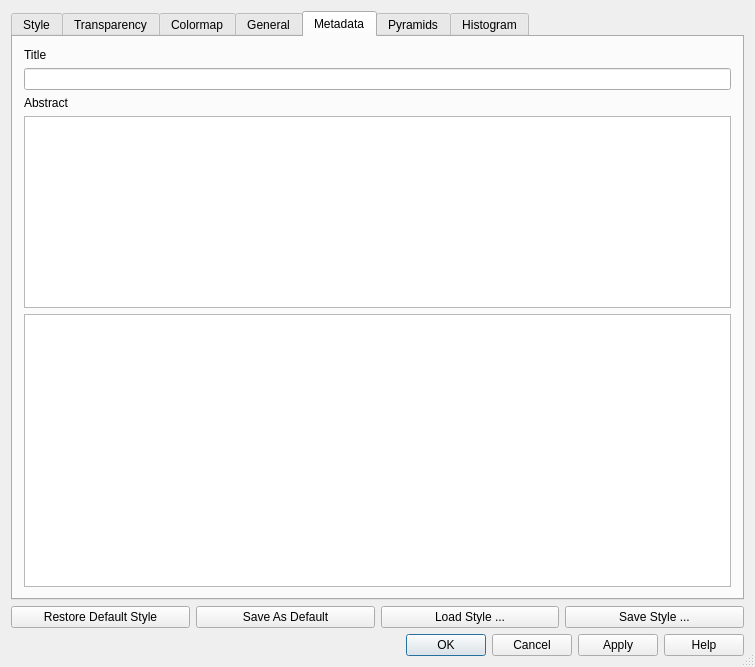
Before: the Qt Designer form src/ui/qgsrasterlayerpropertiesbase.ui in qgis/QGIS, drawn with Qt 5.
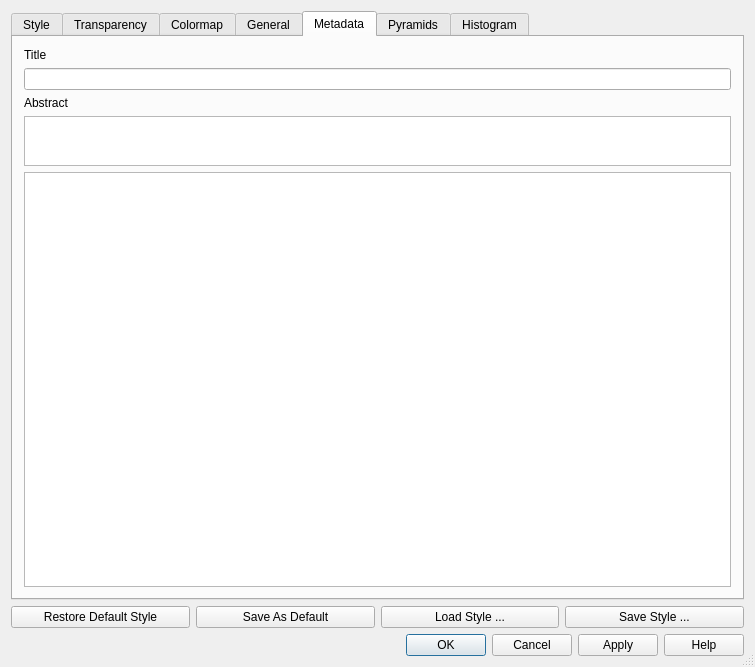
After: the same form once the commit is applied. The open tabs and pages were chosen to show the change. Icons and pictures are not drawn. Custom widgets are drawn as their Qt base class.

Commit message: Better layout for abstract text edits

The edit to the form file:
```diff
--- a/src/ui/qgsrasterlayerpropertiesbase.ui
+++ b/src/ui/qgsrasterlayerpropertiesbase.ui
@@ -1750,6 +1750,12 @@
            <verstretch>0</verstretch>
           </sizepolicy>
          </property>
+         <property name="maximumSize">
+          <size>
+           <width>16777215</width>
+           <height>50</height>
+          </size>
+         </property>
         </widget>
        </item>
        <item row="4" column="0">
```
Left out of the diff: 1 changed line with no effect on the pictures. The commit also changes 1 other file.
